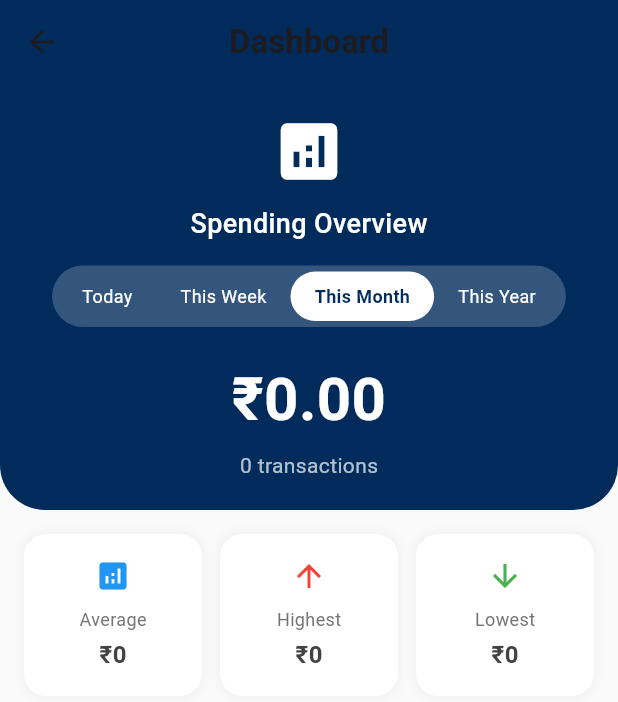
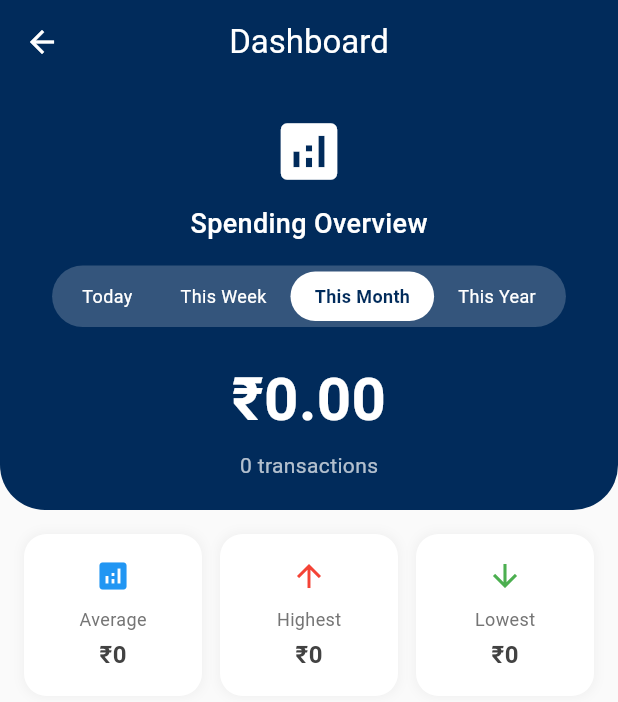
Before and after one commit to amarsingh7/Heal-Tether-Healthcare, a Flutter app: the screen it shows after launch, after a tap on "Dashboard", on a phone screen of 412 x 824 dp. Shown: the top 702 px of the screen. Run offline on Flutter 3.47's test engine with Material 3 defaults, Android fonts, the phone set to English and light mode, and no system bars; our stand-ins replace fl_chart, shared_preferences.

Commit message:
navigation and other bug fixes

```diff
--- a/lib/screens/dashboard_screen.dart
+++ b/lib/screens/dashboard_screen.dart
@@ -146,12 +146,21 @@ class _DashboardScreenState extends State<DashboardScreen> {
 
     return Scaffold(
       backgroundColor: Colors.grey[50],
+
       appBar: AppBar(
         backgroundColor: Color(0xFF012B5B),
         elevation: 0,
+        automaticallyImplyLeading: true,
+        leading: IconButton(
+          icon: Icon(Icons.arrow_back, color: Colors.white),
+          onPressed: () {
+            Navigator.of(context).pop();
+          },
+        ),
+
         title: const Text(
           'Dashboard',
-          style: TextStyle(fontWeight: FontWeight.w600),
+          style: TextStyle(fontWeight: FontWeight.w400, color: Colors.white),
         ),
         centerTitle: true,
       ),
--- a/lib/screens/expense_list_screen.dart
+++ b/lib/screens/expense_list_screen.dart
@@ -499,7 +499,12 @@ class _ExpenseListScreenState extends State<ExpenseListScreen> {
                   });
                 },
               )
-            : null,
+            : IconButton(
+                icon: const Icon(Icons.arrow_back, color: Colors.white),
+                onPressed: () {
+                  Navigator.pop(context);
+                },
+              ),
         actions: [
           if (!_isSearching) ...[
             IconButton(
--- a/lib/screens/home_screen.dart
+++ b/lib/screens/home_screen.dart
@@ -299,16 +299,11 @@ class _HomeScreenState extends State<HomeScreen> {
         backgroundColor: Color.fromARGB(255, 235, 232, 228),
         elevation: 0,
         title: const Text(
-          'Add Expense',
+          'Expense Tracker',
           style: TextStyle(fontWeight: FontWeight.w600),
         ),
         automaticallyImplyLeading: true,
-        leading: IconButton(
-          icon: Icon(Icons.arrow_back),
-          onPressed: () {
-            Navigator.of(context).pop();
-          },
-        ),
+
         centerTitle: true,
         actions: [
           // Show total count badge
@@ -377,11 +372,12 @@ class _HomeScreenState extends State<HomeScreen> {
                         ),
                       ),
                       ListTile(
-                        leading: Icon(Icons.dashboard),
-                        title: Text('Dashboard',
+                        leading: Icon(Icons.dashboard, color: Colors.white),
+                        title: const Text('Dashboard',
                           style: TextStyle(
-                            color: const Color.fromARGB(209, 241, 39, 39),
+                            color: Color.fromARGB(255, 28, 26, 26),
                             fontSize: 21,
+                            fontWeight: FontWeight.w400,
                           ),
                         ),
                         onTap: () {
@@ -618,7 +614,7 @@ class _HomeScreenState extends State<HomeScreen> {
                               }
                             },
                             child: _isLoading
-                                ? SizedBox(
+                                ? const SizedBox(
                                     height: 24,
                                     width: 24,
                                     child: CircularProgressIndicator(
@@ -626,7 +622,7 @@ class _HomeScreenState extends State<HomeScreen> {
                                       strokeWidth: 2,
                                     ),
                                   )
-                                : Row(
+                                : const Row(
                                     mainAxisAlignment: MainAxisAlignment.center,
                                     children: [
                                       Icon(Icons.save, size: 24),
@@ -635,7 +631,8 @@ class _HomeScreenState extends State<HomeScreen> {
                                         'Save Expense',
                                         style: TextStyle(
                                           fontSize: 18,
-                                          fontWeight: FontWeight.w600,
+                                          fontWeight: FontWeight.w400,
+                                          color: Colors.white
                                         ),
                                       ),
                                     ],
@@ -662,8 +659,9 @@ class _HomeScreenState extends State<HomeScreen> {
           },
           backgroundColor: Color.fromARGB(255, 232, 129, 18),
           icon: Icon(Icons.list),
-          label: Text('View All'),
+          label: const Text('View All', style: TextStyle(color: Colors.white),
         ),
+        )
       ),
     );
   }
```
